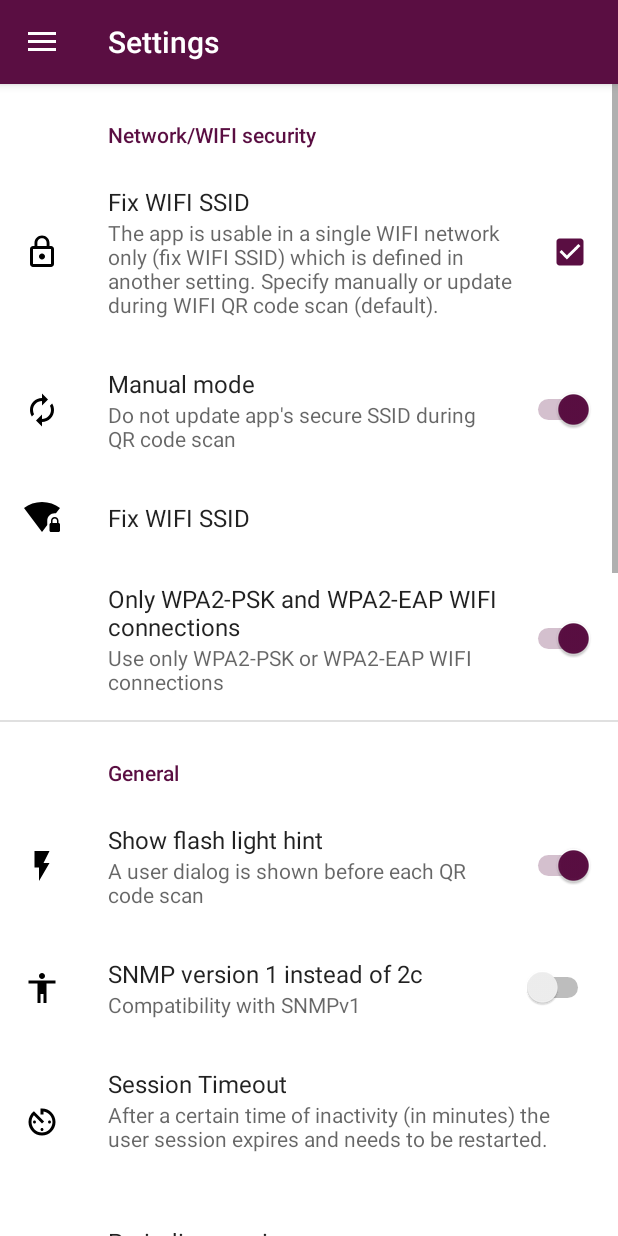
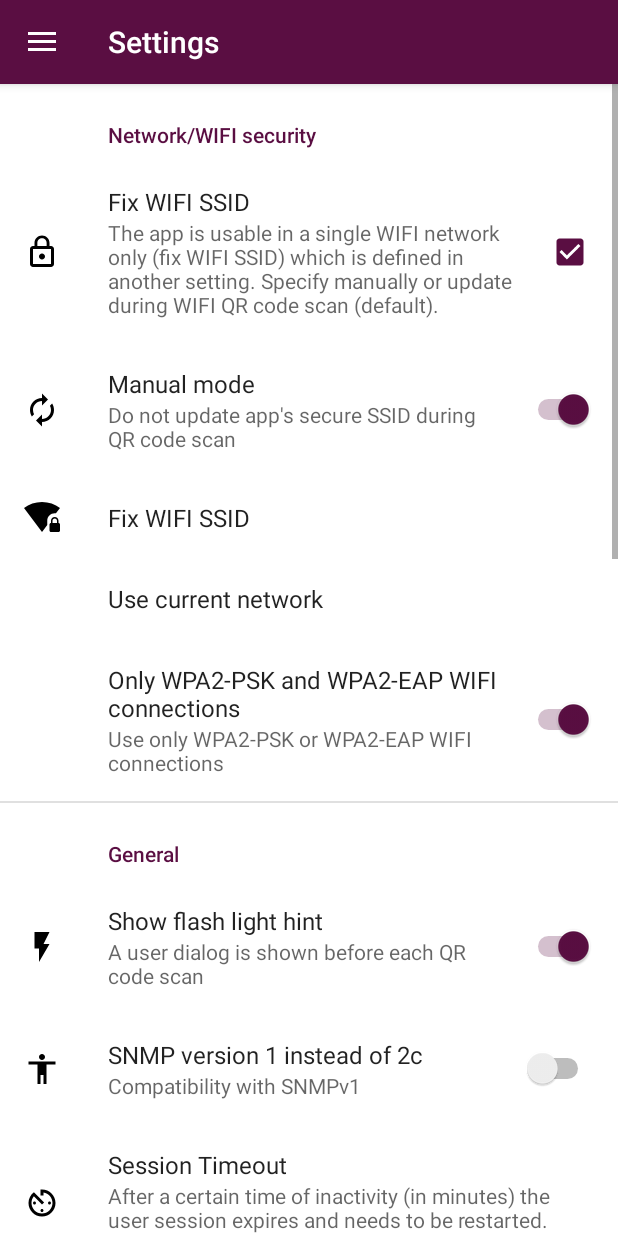
Before and after one commit to emschu/snmp-cockpit, an Android app: the screen it shows after launch (CockpitMainActivity), in the side drawer, after a tap on "Settings", on a phone screen of 412 x 824 dp. Run offline under Robolectric (Android 15) with nearby library versions, the phone set to English and light mode, and no system bars; our stand-ins replace androidx.preference; 6 statements that could not run were skipped.

Commit message:
add preference to use current network ssid
Signed-off-by: emschu <emschu@mailbox.org>

```diff
--- a/app/build.gradle
+++ b/app/build.gradle
@@ -104,6 +104,7 @@ dependencies {
     implementation "androidx.viewpager:viewpager:1.0.0"
     implementation "com.mikepenz:aboutlibraries:7.1.0"
     implementation 'com.fasterxml.jackson.core:jackson-databind:2.9.10.1'
+    implementation 'androidx.preference:preference:1.1.1'
     // tests
     androidTestImplementation "androidx.test.ext:junit:1.1.1"
     androidTestImplementation "androidx.test.espresso:espresso-core:$espressoVersion"
--- a/app/src/main/java/org/emschu/snmp/cockpit/CockpitPreferenceManager.java
+++ b/app/src/main/java/org/emschu/snmp/cockpit/CockpitPreferenceManager.java
@@ -38,6 +38,7 @@ import androidx.preference.Preference;
 import androidx.preference.PreferenceFragmentCompat;
 import androidx.preference.PreferenceManager;
 
+import org.emschu.snmp.cockpit.network.WifiNetworkInformationService;
 import org.emschu.snmp.cockpit.network.WifiNetworkManager;
 import org.emschu.snmp.cockpit.query.OIDCatalog;
 import org.emschu.snmp.cockpit.snmp.DeviceManager;
@@ -59,7 +60,8 @@ import static java.lang.Integer.parseInt;
  */
 public class CockpitPreferenceManager {
     static final String KEY_IS_WIFI_SSID_LOCKED = "is_wifi_ssid_locked";
-    static final String KEY_SECURE_WIFI_SSID = "secure_wifi_ssid";
+    public static final String KEY_SECURE_WIFI_SSID = "secure_wifi_ssid";
+    public static final String KEY_USE_CURRENT_WIFI_SSID = "use_current_ssid_btn";
     static final String KEY_IS_SSID_MANUAL = "is_ssid_manual";
     static final String KEY_IS_WPA2_ONLY = "is_wpa2_only";
     static final String KEY_SHOW_FLASHLIGHT_HINT = "show_flash_light_hint";
@@ -530,7 +532,7 @@ public class CockpitPreferenceManager {
                 findPreference(KEY_BUILD_TIMESTAMP).setSummary(getString(R.string.timestamp, timestamp));
                 ListPreference mibCatalogSelection = (ListPreference) findPreference(KEY_MIB_CATALOG_SELECTION);
 
-                Context context = SnmpCockpitApp.getContext();
+                Context context = getActivity();
                 MibCatalogManager mcm = new MibCatalogManager(androidx.preference.PreferenceManager.getDefaultSharedPreferences(context));
                 List<String> availableMibs = new ArrayList<>();
                 for (MibCatalog mc : mcm.getMibCatalog()) {
@@ -556,6 +558,17 @@ public class CockpitPreferenceManager {
                             })
                             .setNegativeButton(android.R.string.no, (dialog, which) -> dialog.dismiss()).create().show();
                     return false;
+                });
+
+                final String currentSSID = new WifiNetworkInformationService().getCurrentSSID();
+                final EditTextPreference secureSSIDPref = (EditTextPreference) findPreference(KEY_SECURE_WIFI_SSID);
+
+                Preference setWifiSSIDToCurrent = findPreference(KEY_USE_CURRENT_WIFI_SSID);
+                bindPreferenceSummaryToValue(setWifiSSIDToCurrent);
+                setWifiSSIDToCurrent.setOnPreferenceClickListener(preference -> {
+                    secureSSIDPref.setText(currentSSID);
+                    secureSSIDPref.callChangeListener(currentSSID);
+                    return true;
                 });
             } catch (PackageManager.NameNotFoundException e) {
                 Log.e(TAG, "preference build timestamp name not found: " + e.getMessage());
--- a/app/src/main/res/xml/pref_general.xml
+++ b/app/src/main/res/xml/pref_general.xml
@@ -45,8 +45,12 @@
             android:title="@string/pref_secure_wifi_ssid_label"
             android:icon="@drawable/ic_wifi_lock_black"
             android:selectAllOnFocus="true"
-            android:dependency="is_ssid_manual"
-            android:dialogLayout="@layout/pref_ssid_layout" />
+            android:dependency="is_ssid_manual" />
+
+        <Preference
+            android:key="use_current_ssid_btn"
+            android:title="@string/use_current_network"
+            android:dependency="is_ssid_manual" />
 
         <SwitchPreference
             android:key="is_wpa2_only"
```
Also changed, not shown: 1 other file.
